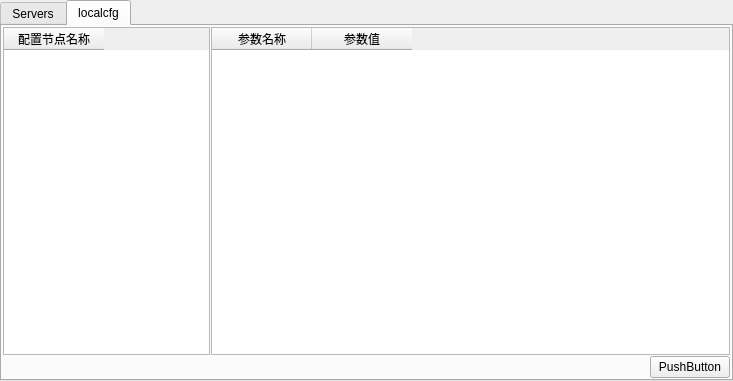
Above: UI/MainWindow.ui from ljt930/networktest before the change. Below: the same form after it.
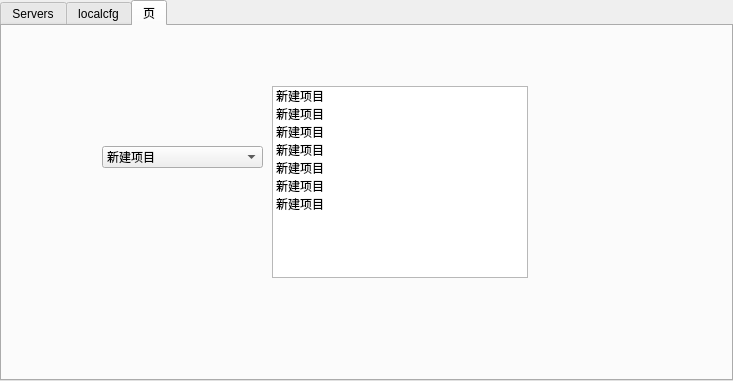
That is the form after the change.

What changed in the file:
```diff
--- a/UI/MainWindow.ui
+++ b/UI/MainWindow.ui
@@ -14,10 +14,7 @@
    <string>MainWindow</string>
   </property>
   <widget class="QWidget" name="centralwidget">
-   <layout class="QVBoxLayout" name="verticalLayout">
-    <property name="spacing">
-     <number>1</number>
-    </property>
+   <layout class="QVBoxLayout" name="verticalLayout_3">
     <property name="margin">
      <number>0</number>
     </property>
@@ -30,7 +27,7 @@
        </size>
       </property>
       <property name="currentIndex">
-       <number>1</number>
+       <number>2</number>
       </property>
       <widget class="QWidget" name="ServersTab">
        <attribute name="title">
@@ -103,12 +100,12 @@
        <attribute name="title">
         <string>localcfg</string>
        </attribute>
-       <layout class="QVBoxLayout" name="verticalLayout_3">
+       <layout class="QVBoxLayout" name="verticalLayout">
         <property name="spacing">
          <number>1</number>
         </property>
         <property name="margin">
-         <number>1</number>
+         <number>0</number>
         </property>
         <item>
          <widget class="QSplitter" name="splitter">
@@ -187,35 +184,103 @@
           </widget>
          </widget>
         </item>
-        <item>
-         <layout class="QHBoxLayout" name="horizontalLayout_2">
-          <property name="spacing">
-           <number>1</number>
-          </property>
-          <item>
-           <spacer name="horizontalSpacer">
-            <property name="orientation">
-             <enum>Qt::Horizontal</enum>
-            </property>
-            <property name="sizeHint" stdset="0">
-             <size>
-              <width>40</width>
-              <height>20</height>
-             </size>
-            </property>
-           </spacer>
-          </item>
-          <item>
-           <widget class="QPushButton" name="pushButton">
-            <property name="text">
-             <string>PushButton</string>
-            </property>
-           </widget>
-          </item>
-         </layout>
-        </item>
        </layout>
       </widget>
+      <widget class="QWidget" name="tab">
+       <attribute name="title">
+        <string>页</string>
+       </attribute>
+       <widget class="QComboBox" name="comboBox">
+        <property name="geometry">
+         <rect>
+          <x>100</x>
+          <y>120</y>
+          <width>161</width>
+          <height>22</height>
+         </rect>
+        </property>
+        <item>
+         <property name="text">
+          <string>新建项目</string>
+         </property>
+        </item>
+        <item>
+         <property name="text">
+          <string>新建项目</string>
+         </property>
+        </item>
+        <item>
+         <property name="text">
+          <string>新建项目</string>
+         </property>
+        </item>
+        <item>
+         <property name="text">
+          <string>新建项目</string>
+         </property>
+        </item>
+        <item>
+         <property name="text">
+          <string>新建项目</string>
+         </property>
+        </item>
+        <item>
+         <property name="text">
+          <string>新建项目</string>
+         </property>
+        </item>
+        <item>
+         <property name="text">
+          <string>新建项目</string>
+         </property>
+        </item>
+       </widget>
+       <widget class="QListWidget" name="listWidget">
+        <property name="geometry">
+         <rect>
+          <x>270</x>
+          <y>60</y>
+          <width>256</width>
+          <height>192</height>
+         </rect>
+        </property>
+        <item>
+         <property name="text">
+          <string>新建项目</string>
+         </property>
+        </item>
+        <item>
+         <property name="text">
+          <string>新建项目</string>
+         </property>
+        </item>
+        <item>
+         <property name="text">
+          <string>新建项目</string>
+         </property>
+        </item>
+        <item>
+         <property name="text">
+          <string>新建项目</string>
+         </property>
+        </item>
+        <item>
+         <property name="text">
+          <string>新建项目</string>
+         </property>
+        </item>
+        <item>
+         <property name="text">
+          <string>新建项目</string>
+         </property>
+        </item>
+        <item>
+         <property name="text">
+          <string>新建项目</string>
+         </property>
+        </item>
+       </widget>
+      </widget>
      </widget>
     </item>
    </layout>
```
Left out of the diff: 22 changed lines with no effect on the pictures.
